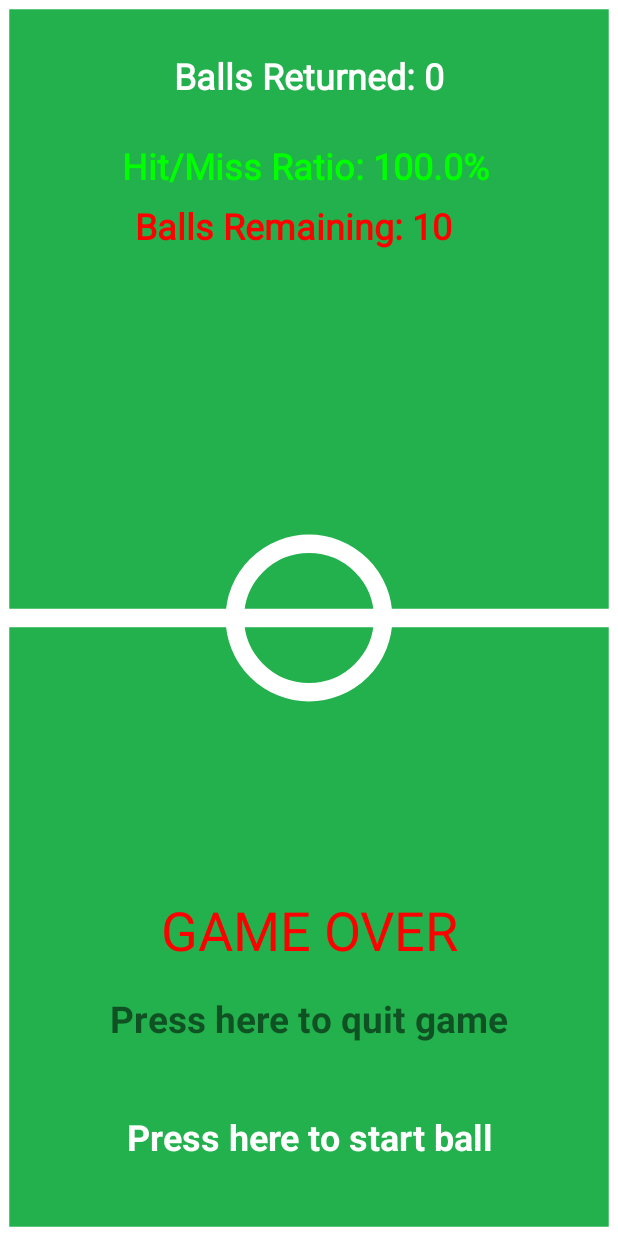
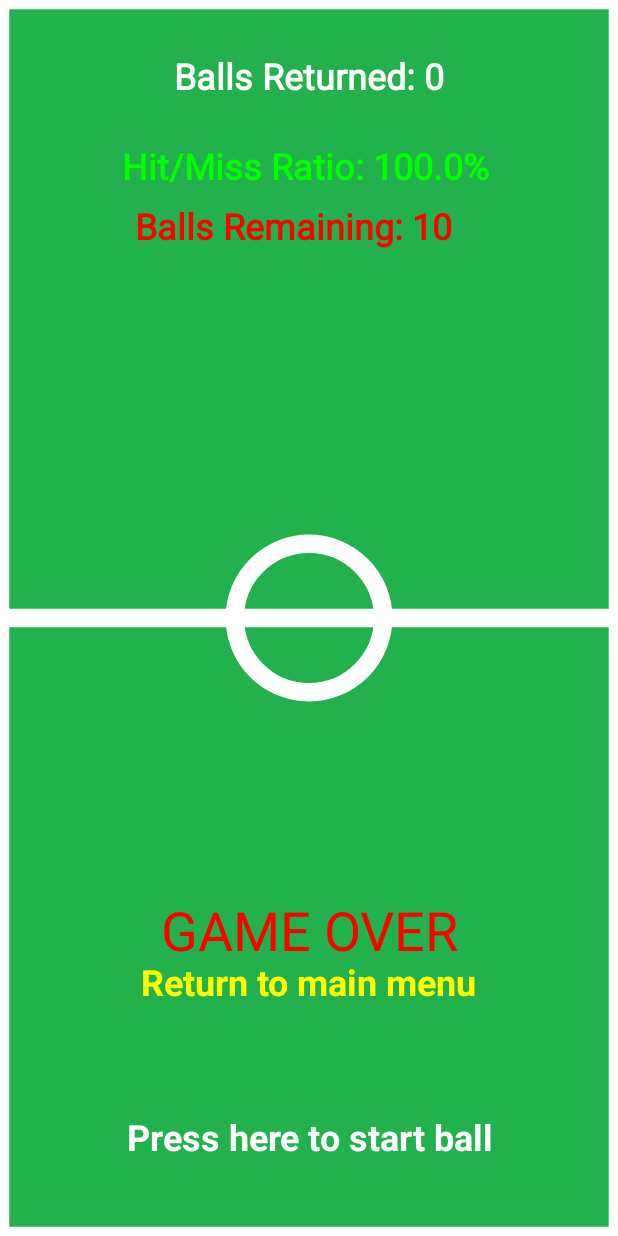
Before and after one commit to Metalaxe1/DroidPong, an Android app: the layout activity_single.xml on its own in the app's theme, with its tools: preview values and no code run, on a phone screen of 412 x 824 dp. Run offline under Robolectric (Android 15) with nearby library versions, the phone set to English and light mode, and no system bars.

Commit message:
Addition changes to the new Text View for Button replacement.

```diff
--- a/app/src/main/res/layout/activity_single.xml
+++ b/app/src/main/res/layout/activity_single.xml
@@ -55,12 +55,12 @@
             android:layout_height="wrap_content"
             android:layout_alignParentBottom="true"
             android:layout_centerHorizontal="true"
-            android:layout_marginBottom="128dp"
-            android:background="#22B14C"
+            android:layout_marginBottom="153dp"
             android:onClick="endGameClick"
-            android:text="Press here to quit game"
-            android:textSize="11pt"
-            android:textStyle="bold"/>
+            android:text="Return to main menu"
+            android:textColor="#FFFF00"
+            android:textSize="24sp"
+            android:textStyle="bold" />
 
 
 
```
